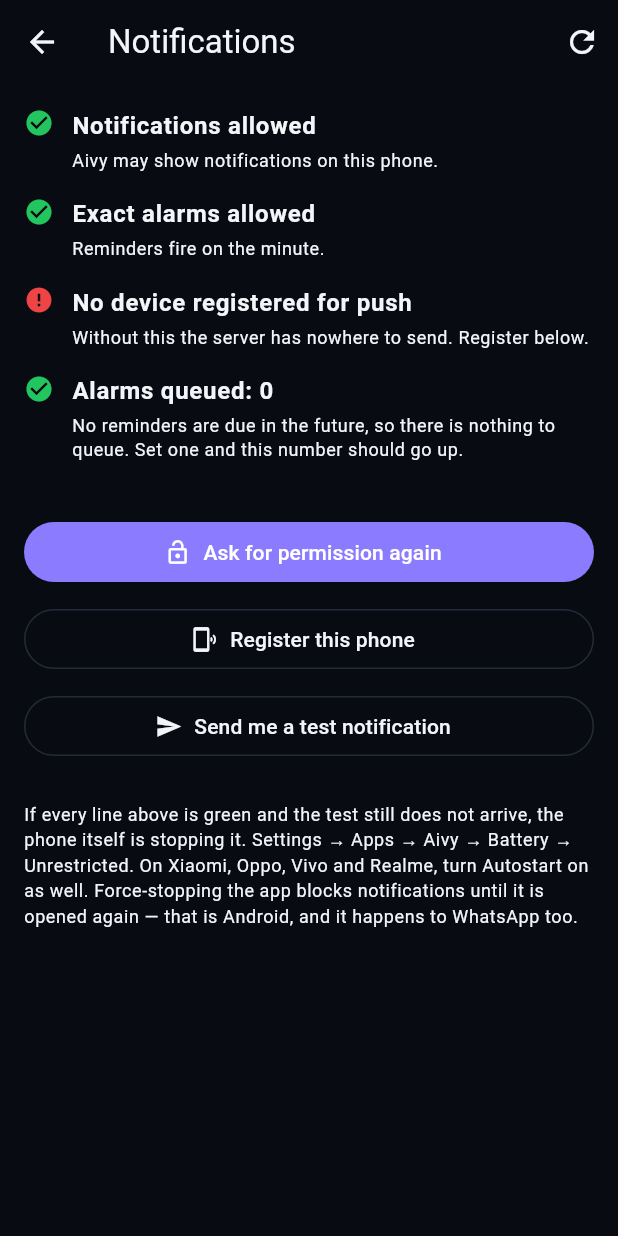
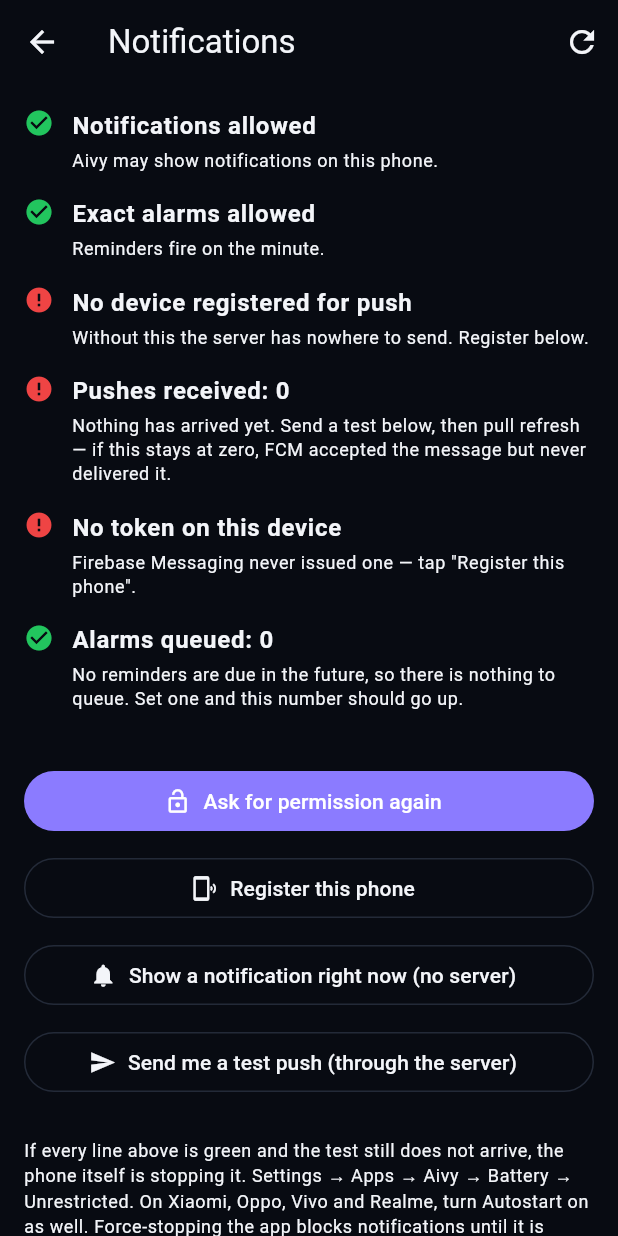
Before and after one commit to Satyam28041993/Aivy, a Flutter app: the screen it shows once a user with an empty profile is signed in, item 4 of the bottom bar chosen, after a tap on "Notification health", on a phone screen of 412 x 824 dp. Run offline on Flutter 3.47's test engine with Material 3 defaults, Android fonts, the phone set to English and light mode, and no system bars; our stand-ins replace audioplayers, cloud_firestore, cloud_functions, file_picker, firebase_auth, firebase_core and 9 more; missing offline and left inert: dart:html, excel, file_saver, firebase_app_check; accounts and stored records are empty; statements that could not run were skipped.

Commit message:
fix(push): drop the sound the channel already owns, and split the last unknown
The test push now reports 'sent to 1 device' and nothing appears. That narrows it: the server reached FCM and FCM accepted the message, so what is left is delivery to the phone, or the phone drawing it.

One likely cause removed: the payload named a raw sound resource alongside the channel. On Android 8 and up the channel owns the sound - and it already carries the reminder tone - so the field added nothing, while a name the system cannot resolve can make it fail to build the notification at all. That failure looks exactly like this: FCM reports success, the phone shows nothing.

The rest is instrumentation, because one more round of guessing costs another APK either way. A second button draws a notification locally with no server and no network, which separates 'not delivered' from 'this phone cannot show one'. A counter records every push the app actually receives, so 'FCM accepted it' and 'the phone got it' stop being the same line. And the token's tail is shown, since the whole chain is addressed to it.

Co-Authored-By: Claude Opus 5 <noreply@anthropic.com>
Claude-Session: https://claude.ai/code/session_011FS19F9LdaJWhjoa2zBUDz

```diff
--- a/lib/core/notifications/notification_health_screen.dart
+++ b/lib/core/notifications/notification_health_screen.dart
@@ -81,6 +81,27 @@ class _NotificationHealthScreenState extends State<NotificationHealthScreen> {
     await _refresh();
   }
 
+  /// Fires a notification with no server and no network involved.
+  ///
+  /// This is the half of the chain the test push cannot separate: if the push
+  /// says "sent" and nothing appears, either FCM never delivered it or this
+  /// phone cannot draw a notification at all. This answers that on its own.
+  Future<void> _showLocal() async {
+    await NotificationService.instance.showReminderNow(
+      title: 'Aivy local test',
+      body: 'Drawn by the app itself, with no server involved.',
+      tag: 'local_test',
+    );
+    if (!mounted) {
+      return;
+    }
+    setState(() {
+      _result = 'Asked Android to show a notification right now. If this one '
+          'does not appear either, the problem is on the phone, not in '
+          'delivery.';
+    });
+  }
+
   Future<void> _sendTest() async {
     setState(() {
       _busy = true;
@@ -94,9 +115,10 @@ class _NotificationHealthScreenState extends State<NotificationHealthScreen> {
       final sent = (res.data['sent'] as num?)?.toInt() ?? 0;
       setState(() {
         if (sent > 0) {
-          _result = 'Sent to $sent device(s). It should appear within a few '
-              'seconds. If it does not, the phone is holding it — see the note '
-              'at the bottom.';
+          _result = 'Sent to $sent device(s). Watch the "Pushes received" line '
+              'above: if it goes up, the message reached this phone and the '
+              'problem is only in showing it. If it stays put, the phone never '
+              'got it.';
         } else if (devices == 0) {
           _result = 'Nothing to send to: no device is registered. '
               'Tap "Register this phone".';
@@ -174,6 +196,27 @@ class _NotificationHealthScreenState extends State<NotificationHealthScreen> {
                   : 'Without this the server has nowhere to send. Register below.',
             ),
             _Check(
+              ok: PushRegistration.received > 0,
+              title: 'Pushes received: ${PushRegistration.received}',
+              detail: PushRegistration.received > 0
+                  ? 'Messages have reached this phone, so delivery works.'
+                  : 'Nothing has arrived yet. Send a test below, then pull '
+                      'refresh — if this stays at zero, FCM accepted the '
+                      'message but never delivered it.',
+            ),
+            _Check(
+              ok: PushRegistration.lastToken != null,
+              title: PushRegistration.lastToken != null
+                  ? 'Token: …${PushRegistration.lastToken!.substring(
+                      PushRegistration.lastToken!.length - 12,
+                    )}'
+                  : 'No token on this device',
+              detail: PushRegistration.lastToken != null
+                  ? 'The address the server sends to. It changes on reinstall.'
+                  : 'Firebase Messaging never issued one — tap "Register this '
+                      'phone".',
+            ),
+            _Check(
               ok: h.scheduledCount >= _pendingReminders,
               title: 'Alarms queued: ${h.scheduledCount}',
               detail: _pendingReminders == 0
@@ -198,9 +241,15 @@ class _NotificationHealthScreenState extends State<NotificationHealthScreen> {
           ),
           const SizedBox(height: 10),
           OutlinedButton.icon(
+            onPressed: _busy ? null : _showLocal,
+            icon: const Icon(Icons.notifications),
+            label: const Text('Show a notification right now (no server)'),
+          ),
+          const SizedBox(height: 10),
+          OutlinedButton.icon(
             onPressed: _busy ? null : _sendTest,
             icon: const Icon(Icons.send),
-            label: const Text('Send me a test notification'),
+            label: const Text('Send me a test push (through the server)'),
           ),
           if (_result != null) ...[
             const SizedBox(height: 14),
--- a/lib/core/notifications/push_registration.dart
+++ b/lib/core/notifications/push_registration.dart
@@ -16,6 +16,13 @@ import 'notification_service.dart';
 ///
 /// The token lands in `users/{uid}/devices/{id}`, which the server reads.
 class PushRegistration {
+  /// Pushes this app has actually received while running, and the last token
+  /// it registered. Both exist for the health screen: "FCM accepted it" and
+  /// "the phone received it" are different claims, and without this there is
+  /// no way to tell them apart from outside the device.
+  static int received = 0;
+  static String? lastToken;
+
   PushRegistration({
     FirebaseFirestore? firestore,
     FirebaseMessaging? messaging,
@@ -63,6 +70,7 @@ class PushRegistration {
 
       final token = await _messaging.getToken();
       if (token != null && token.isNotEmpty) {
+        lastToken = token;
         await _save(userId, token);
       }
 
@@ -70,7 +78,10 @@ class PushRegistration {
       // own. A stale one silently stops delivering, so the new one is stored
       // as soon as it is issued.
       _messaging.onTokenRefresh.listen(
-        (t) => _save(userId, t),
+        (t) {
+          lastToken = t;
+          return _save(userId, t);
+        },
         onError: (Object e) => debugPrint('PushRegistration: refresh failed: $e'),
       );
 
@@ -101,6 +112,7 @@ class PushRegistration {
   }
 
   Future<void> _showForeground(RemoteMessage message) async {
+    received++;
     final n = message.notification;
     final title = (n?.title ?? '').trim();
     final body = (n?.body ?? '').trim();
```
Also changed, not shown: 1 other file.
